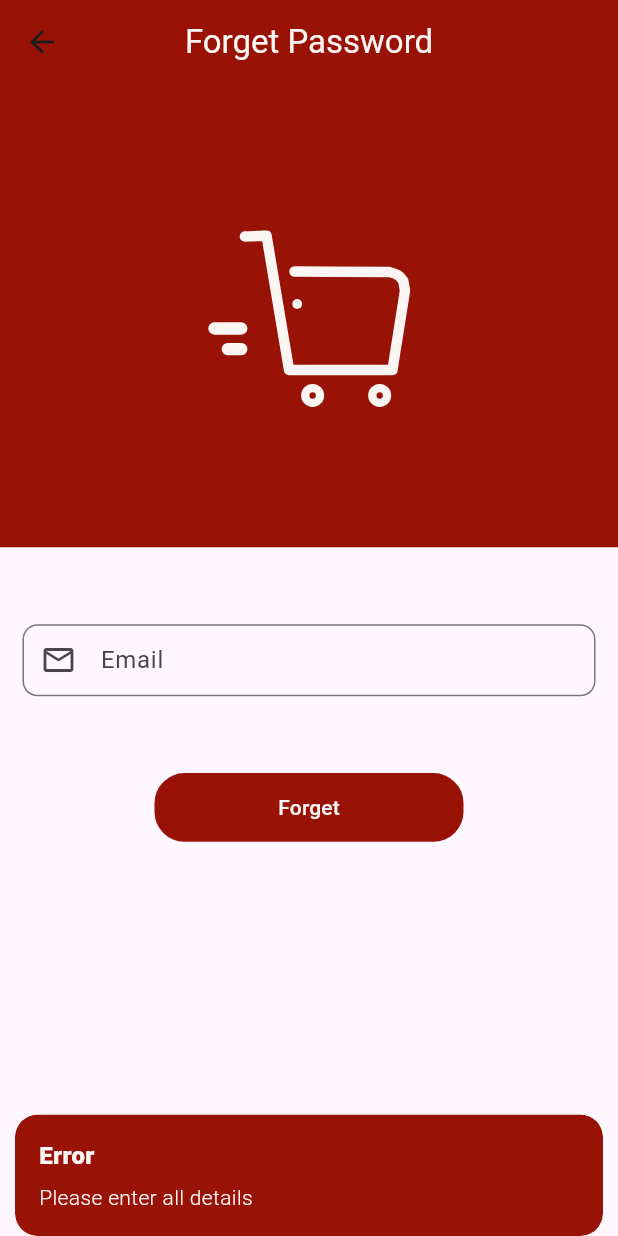
After one commit to vijaysheoran97/shoopping_hub, a Flutter app: the ForgetPasswordScreen screen opened directly, after a tap on "Forget", on a phone screen of 412 x 824 dp. The commit adds this screen. Run offline on Flutter 3.47's test engine with Material 3 defaults, Android fonts, the light colour scheme and no system bars; our stand-ins replace cloud_firestore, firebase_auth, firebase_core, flutter_easyloading, flutter_keyboard_visibility, get and 2 more; accounts and stored records are empty; generated files the repository leaves out were written again.

Commit message:
Forget password work Done

```diff
--- /dev/null
+++ b/lib/controllers/forget_password_controller.dart
@@ -0,0 +1,42 @@
+import 'package:cloud_firestore/cloud_firestore.dart';
+import 'package:firebase_auth/firebase_auth.dart';
+import 'package:flutter_easyloading/flutter_easyloading.dart';
+import 'package:get/get.dart';
+import 'package:shoopping_hub/screens/auth_ui/sign_in_screen.dart';
+import 'package:shoopping_hub/utils/app_constant.dart';
+
+class ForgetPasswordController extends GetxController {
+  final FirebaseAuth _auth = FirebaseAuth.instance;
+  final FirebaseFirestore _firestore = FirebaseFirestore.instance;
+
+
+  Future<void> ForgetPasswordMethod(
+      String userEmail,
+      ) async {
+    try {
+      EasyLoading.show(status: "Please wait...");
+
+      await _auth.sendPasswordResetEmail(email: userEmail);
+      Get.snackbar(
+        "Request Sent Successfully",
+        "Password reset link sent to $userEmail",
+        snackPosition: SnackPosition.BOTTOM,
+        backgroundColor: AppConstant.appScendoryColor,
+        colorText: AppConstant.appTextColor,
+      );
+
+      Get.offAll(() => const SignInScreen());
+
+      EasyLoading.dismiss();
+    } on FirebaseAuthException catch (e) {
+      EasyLoading.dismiss();
+      Get.snackbar(
+        "Error",
+        "$e",
+        snackPosition: SnackPosition.BOTTOM,
+        backgroundColor: AppConstant.appScendoryColor,
+        colorText: AppConstant.appTextColor,
+      );
+    }
+  }
+}
--- /dev/null
+++ b/lib/screens/auth_ui/forget_password_screen.dart
@@ -0,0 +1,115 @@
+import 'package:flutter/material.dart';
+import 'package:flutter_keyboard_visibility/flutter_keyboard_visibility.dart';
+import 'package:get/get.dart';
+import 'package:lottie/lottie.dart';
+import 'package:shoopping_hub/screens/auth_ui/sign_up_screen.dart';
+import 'package:shoopping_hub/utils/app_constant.dart';
+
+import '../../controllers/forget_password_controller.dart';
+
+class ForgetPasswordScreen extends StatefulWidget {
+  const ForgetPasswordScreen({super.key});
+
+  @override
+  State<ForgetPasswordScreen> createState() => _ForgetPasswordScreenState();
+}
+
+class _ForgetPasswordScreenState extends State<ForgetPasswordScreen> {
+  final ForgetPasswordController forgetPasswordController =
+      Get.put(ForgetPasswordController());
+  TextEditingController userEmail = TextEditingController();
+
+  @override
+  Widget build(BuildContext context) {
+    return KeyboardVisibilityBuilder(
+      builder: (context, isKeyboardVisible) {
+        return Scaffold(
+          appBar: AppBar(
+            backgroundColor: AppConstant.appScendoryColor,
+            centerTitle: true,
+            title: const Text(
+              'Forget Password',
+              style: TextStyle(color: AppConstant.appTextColor),
+            ),
+          ),
+          body: SingleChildScrollView(
+            physics: const BouncingScrollPhysics(),
+            child: Column(
+              children: [
+                isKeyboardVisible
+                    ? const Text(
+                        'Welcome to Shopping Hub',
+                        style: TextStyle(
+                            color: AppConstant.appScendoryColor,
+                            fontWeight: FontWeight.bold,
+                            fontSize: 16),
+                      )
+                    : Column(
+                        children: [
+                          Lottie.asset('assets/images/splash-icon.json')
+                        ],
+                      ),
+                SizedBox(
+                  height: Get.height / 20,
+                ),
+                Container(
+                    margin: const EdgeInsets.symmetric(horizontal: 5.0),
+                    width: Get.width,
+                    child: Padding(
+                      padding: const EdgeInsets.all(10),
+                      child: TextFormField(
+                        controller: userEmail,
+                        cursorColor: AppConstant.appScendoryColor,
+                        keyboardType: TextInputType.emailAddress,
+                        decoration: InputDecoration(
+                            hintText: 'Email',
+                            prefixIcon: const Icon(Icons.email_outlined),
+                            contentPadding:
+                                const EdgeInsets.only(top: 2, left: 8),
+                            border: OutlineInputBorder(
+                                borderRadius: BorderRadius.circular(10))),
+                      ),
+                    )),
+                SizedBox(
+                  height: Get.height / 20,
+                ),
+                Material(
+                  child: Container(
+                    width: Get.width / 2,
+                    height: Get.height / 18,
+                    decoration: BoxDecoration(
+                        color: AppConstant.appScendoryColor,
+                        borderRadius: BorderRadius.circular(20)),
+                    child: TextButton(
+                      child: const Text(
+                        'Forget',
+                        style: TextStyle(color: AppConstant.appTextColor),
+                      ),
+                      onPressed: () async {
+                        String email = userEmail.text.trim();
+
+
+                        if (email.isEmpty) {
+                          Get.snackbar(
+                            'Error',
+                            'Please enter all details',
+                            snackPosition: SnackPosition.BOTTOM,
+                            backgroundColor: AppConstant.appScendoryColor,
+                            colorText: AppConstant.appTextColor,
+                          );
+                        } else{
+                          String email = userEmail.text.trim();
+                          forgetPasswordController.ForgetPasswordMethod(email);
+                        }
+                      },
+                    ),
+                  ),
+                ),
+              ],
+            ),
+          ),
+        );
+      },
+    );
+  }
+}
--- a/lib/screens/auth_ui/sign_in_screen.dart
+++ b/lib/screens/auth_ui/sign_in_screen.dart
@@ -6,6 +6,7 @@ import 'package:flutter_keyboard_visibility/flutter_keyboard_visibility.dart';
 import 'package:get/get.dart';
 import 'package:lottie/lottie.dart';
 import 'package:shoopping_hub/controllers/sign_in_controller.dart';
+import 'package:shoopping_hub/screens/auth_ui/forget_password_screen.dart';
 import 'package:shoopping_hub/screens/auth_ui/sign_up_screen.dart';
 import 'package:shoopping_hub/screens/user_panel/main_screen.dart';
 import 'package:shoopping_hub/utils/app_constant.dart';
@@ -106,11 +107,16 @@ class _SignInScreenState extends State<SignInScreen> {
                 Container(
                   margin: const EdgeInsets.symmetric(horizontal: 10),
                   alignment: Alignment.centerRight,
-                  child: const Text(
-                    'Forget Password?',
-                    style: TextStyle(
-                        color: AppConstant.appScendoryColor,
-                        fontWeight: FontWeight.bold),
+                  child: GestureDetector(
+                    onTap: (){
+                      Get.to(() => const ForgetPasswordScreen());
+                    },
+                    child: const Text(
+                      'Forget Password?',
+                      style: TextStyle(
+                          color: AppConstant.appScendoryColor,
+                          fontWeight: FontWeight.bold),
+                    ),
                   ),
                 ),
                 SizedBox(
```
Also changed, not shown: lib/controllers/get_device_token_controller.dart (added).
